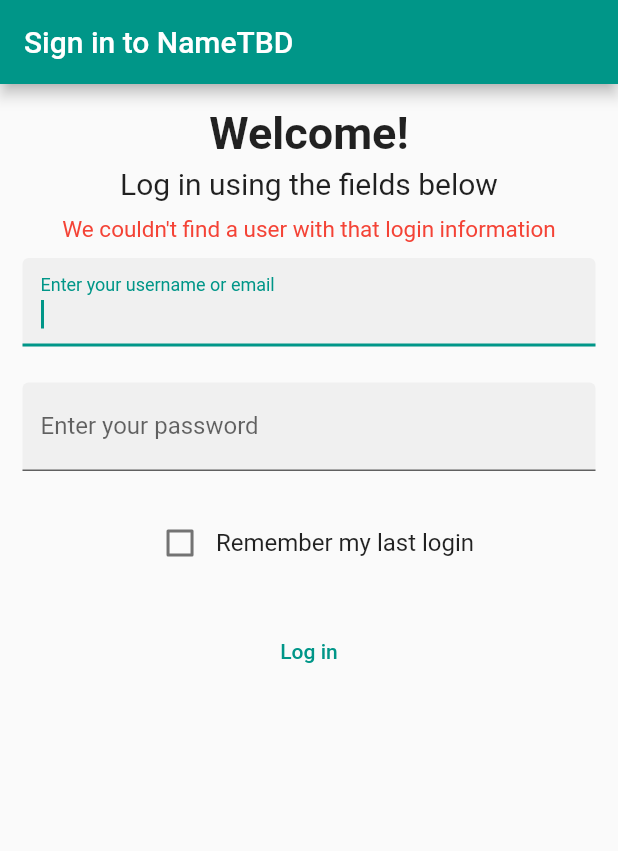
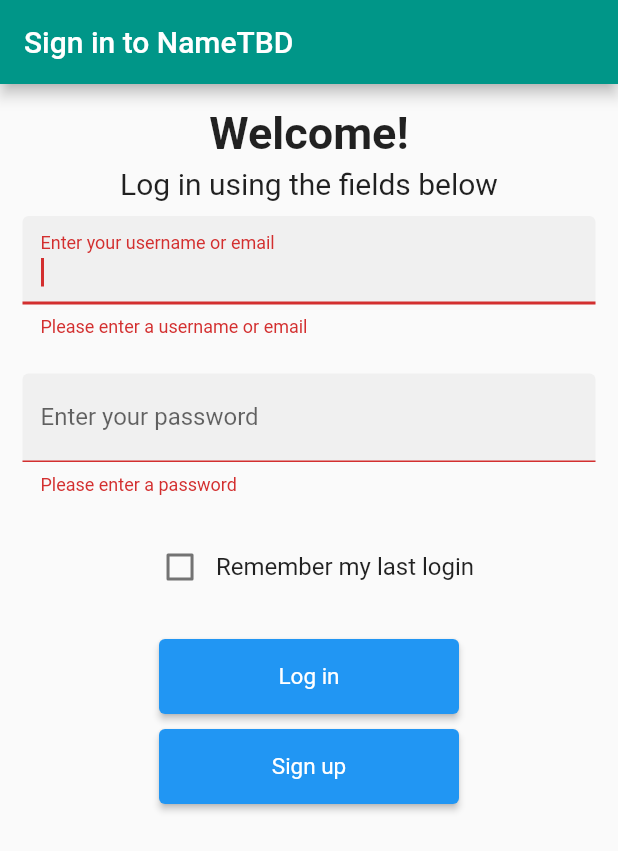
Before and after one commit to ElijahMSmith/StudentConnectionPlatformFrontEnd, a Flutter app: the screen it shows after launch, after a tap on "Log in", on a phone screen of 412 x 824 dp. Shown: the top 851 px of the screen. Run offline on Flutter 3.47's test engine with Material 2 defaults, Android fonts, the phone set to English and light mode, and no system bars.

Commit message:
Finished with signin until backend connection established

```diff
--- a/student_connection_platform_frontend/lib/pages/signin.dart
+++ b/student_connection_platform_frontend/lib/pages/signin.dart
@@ -23,10 +23,15 @@ class SigninForm extends StatefulWidget {
 
 class _SigninFormState extends State<SigninForm> {
   final _formKey = GlobalKey<FormState>();
+
+  // TODO: Validate against database
+  // Show failure text and clear inputs if validation fails
   String _usernameOrEmail;
   String _password;
   bool _storeLoginInfo = false; // TODO: Get/set in local storage
   bool _validationFailed = false;
+  // TODO: Time out authentication attempts after x number in y amount of time
+  int _loginAttempts = 0;
 
   @override
   Widget build(BuildContext context) {
@@ -75,7 +80,11 @@ class _SigninFormState extends State<SigninForm> {
                 TextFormField(
                   autofocus: true,
                   textInputAction: TextInputAction.next,
-                  //validator: (value) {return x},
+                  validator: (value) {
+                    if (value.isEmpty)
+                      return 'Please enter a username or email';
+                    return null;
+                  },
                   decoration: InputDecoration(
                     filled: true,
                     labelText: 'Enter your username or email',
@@ -92,7 +101,10 @@ class _SigninFormState extends State<SigninForm> {
 
                 // Password field - will validate against database
                 TextFormField(
-                  //validator: (value) { return x; },
+                  validator: (value) {
+                    if (value.isEmpty) return 'Please enter a password';
+                    return null;
+                  },
                   decoration: InputDecoration(
                     filled: true,
                     labelText: 'Enter your password',
@@ -141,10 +153,14 @@ class _SigninFormState extends State<SigninForm> {
                   height: 24,
                 ),
 
-                TextButton(
-                  //TODO: Style button so it's visible
-                  //style: TextButton.styleFrom(primary: Colors.white),
+                ConstrainedBox(
+                  constraints: BoxConstraints.tightFor(width: 200, height: 50),
+                  child: ElevatedButton(
                     child: Text('Log in'),
+                    style: ElevatedButton.styleFrom(
+                        primary: Colors.blue,
+                        textStyle:
+                            TextStyle(fontSize: 15, color: Colors.white)),
                     onPressed: () {
                       // Checks the input fields are not empty
 
@@ -155,10 +171,29 @@ class _SigninFormState extends State<SigninForm> {
                         // For debugging visibility - Remove once we actually do validation
                         _validationFailed = !_validationFailed;
                       });
+                    },
+                  ),
+                ),
 
-                    // TODO: Validate against database
-                    // Show failure text and clear inputs if validation fails
+                SizedBox(
+                  height: 10,
+                ),
+
+                ConstrainedBox(
+                  constraints: BoxConstraints.tightFor(width: 200, height: 50),
+                  child: ElevatedButton(
+                    child: Text('Sign up'),
+                    style: ElevatedButton.styleFrom(
+                        primary: Colors.blue,
+                        textStyle:
+                            TextStyle(fontSize: 15, color: Colors.white)),
+                    onPressed: () {
+                      // Moves to signup page, current page is still on the Navigator stack underneath
+                      // Optional page transition sample:
+                      // https://github.com/flutter/samples/blob/master/animations/lib/src/basics/02_page_route_builder.dart
+                      Navigator.pushNamed(context, '/Signup');
                     },
+                  ),
                 ),
               ],
             ),
@@ -168,18 +203,3 @@ class _SigninFormState extends State<SigninForm> {
     );
   }
 }
-
-/*
-//Validate form data when button is pressed
-onPressed: () {
-  // Validate the form by getting the FormState from the GlobalKey
-  // and calling validate() on it.
-  var valid = _formKey.currentState.validate();
-  if (!valid) {
-    return;
-  }
-
-  //Do our other stuff
-},
-
-*/
```
Also changed, not shown: student_connection_platform_frontend/lib/pages/signup.dart (+13 -0 lines). Lines whose indentation alone changed are shown as unchanged.
